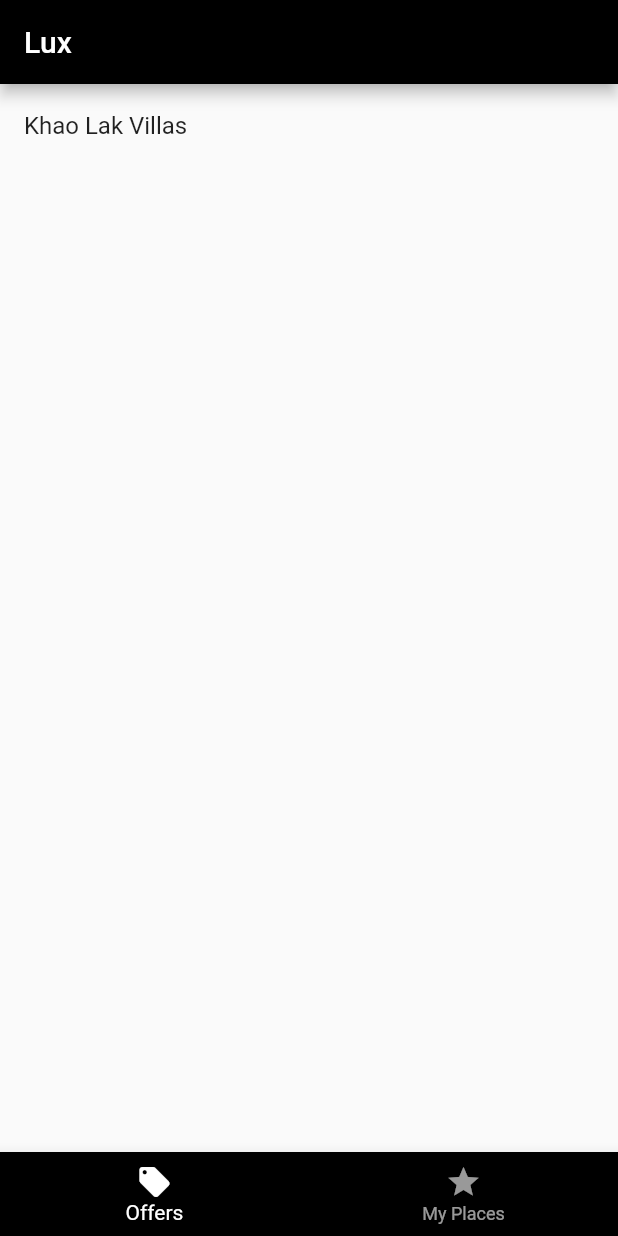
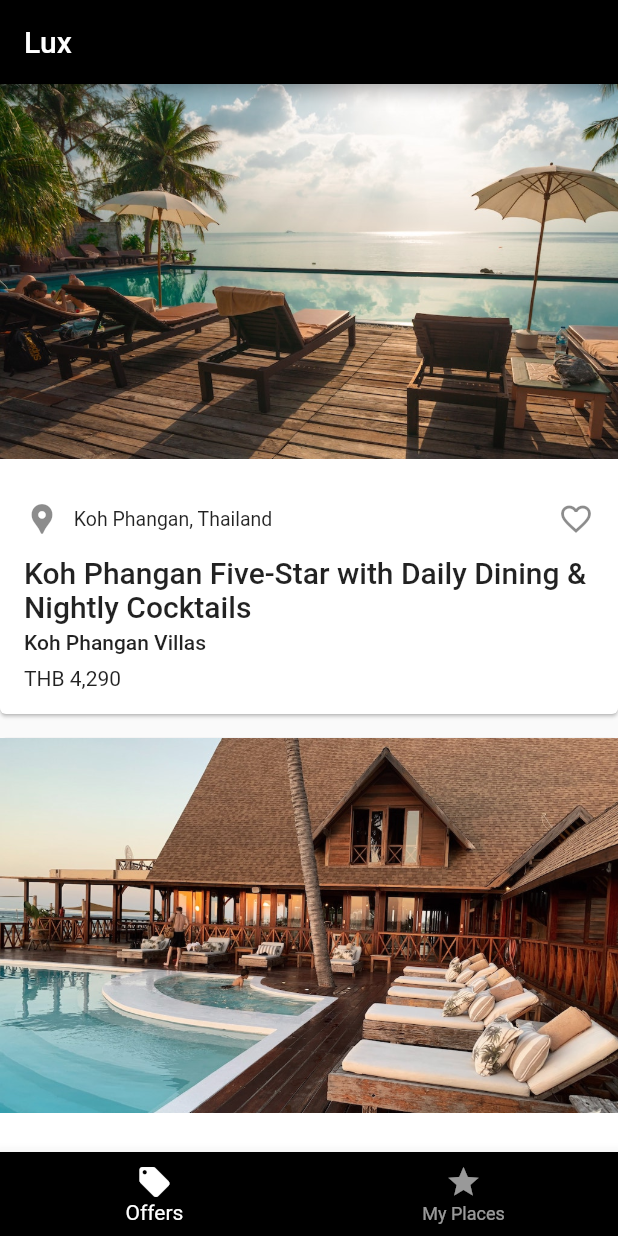
Before and after one commit to dewparin/lux_travel_poc, a Flutter app: the screen it shows after launch, on a phone screen of 412 x 824 dp. Run offline on Flutter 3.47's test engine with Material 2 defaults, Android fonts, the phone set to English and light mode, and no system bars.

Commit message:
Build offer item.

```diff
--- a/lib/model/offer_model.dart
+++ b/lib/model/offer_model.dart
@@ -6,10 +6,24 @@ import 'package:lux_travel_poc/model/offer.dart';
 final List<Offer> _mockOffers = [
   Offer(
     imageUri: 'assets/images/alexander-kaunas-unsplash.jpg',
-    location: 'Khao Lak, Thailand',
-    title: 'Khao Lak Five-Star with Daily Dining & Nightly Cocktails',
-    accommodationName: 'Khao Lak Villas',
+    location: 'Koh Phangan, Thailand',
+    title: 'Koh Phangan Five-Star with Daily Dining & Nightly Cocktails',
+    accommodationName: 'Koh Phangan Villas',
     priceDetail: 'THB 4,290',
+  ),
+  Offer(
+    imageUri: 'assets/images/edvin-johansson-unsplash.jpg',
+    location: 'Tropical Paradise',
+    title: 'Five-Star with Daily Dining & Nightly Cocktails',
+    accommodationName: 'Paradise Island',
+    priceDetail: 'THB 5,290',
+  ),
+  Offer(
+    imageUri: 'assets/images/hello-lightbulb-unsplash.jpg',
+    location: 'Oia, Greece',
+    title: 'Five-Star with Daily Dining & Nightly Cocktails',
+    accommodationName: 'Oia Villas',
+    priceDetail: 'THB 7,290',
   ),
 ];
 
--- /dev/null
+++ b/lib/presentation/constant.dart
@@ -0,0 +1,3 @@
+const smallPadding = 4.0;
+const mediumPadding = 8.0;
+const defaultPadding = 16.0;
--- a/lib/presentation/offer_list.dart
+++ b/lib/presentation/offer_list.dart
@@ -1,5 +1,7 @@
 import 'package:flutter/material.dart';
+import 'package:lux_travel_poc/model/offer.dart';
 import 'package:lux_travel_poc/model/offer_model.dart';
+import 'package:lux_travel_poc/presentation/constant.dart';
 import 'package:provider/provider.dart';
 
 class OfferList extends StatefulWidget {
@@ -35,12 +37,67 @@ class _State extends State<OfferList> {
     final offers = model.allOffers;
     return ListView.builder(
       itemCount: offers.length,
-      itemBuilder: (context, index) {
-        final offer = offers[index];
-        return ListTile(
-          title: Text(offer.accommodationName),
-        );
-      },
+      itemBuilder: (context, index) => _buildOfferItem(offers[index]),
     );
   }
+
+  Widget _buildOfferItem(Offer offer) {
+    return Card(
+      margin: EdgeInsets.only(bottom: defaultPadding),
+      child: Column(
+        children: [
+          SizedBox(
+              height: 250,
+              width: double.infinity,
+              child: Image(
+                image: AssetImage(offer.imageUri),
+                fit: BoxFit.cover,
+              )),
+          Container(
+            padding: EdgeInsets.all(defaultPadding),
+            child: _buildItemDetail(context, offer),
+          ),
+        ],
+      ),
+    );
+  }
+
+  Column _buildItemDetail(BuildContext context, Offer offer) => Column(
+        crossAxisAlignment: CrossAxisAlignment.start,
+        children: [
+          _buildItemListTile(offer),
+          Text(
+            offer.title,
+            maxLines: 2,
+            overflow: TextOverflow.ellipsis,
+            style: Theme.of(context).textTheme.headline6,
+          ),
+          SizedBox(
+            height: smallPadding,
+          ),
+          Text(
+            offer.accommodationName,
+            style: Theme.of(context).textTheme.bodyText1,
+          ),
+          SizedBox(
+            height: mediumPadding,
+          ),
+          Text(
+            offer.priceDetail,
+            style: Theme.of(context).textTheme.bodyText2,
+          ),
+        ],
+      );
+
+  ListTile _buildItemListTile(Offer offer) => ListTile(
+        dense: true,
+        contentPadding: EdgeInsets.zero,
+        leading: Icon(Icons.location_pin),
+        // title: Text(offer.location),
+        title: Align(
+          child: new Text(offer.location),
+          alignment: Alignment(-1.3, 0),
+        ),
+        trailing: Icon(Icons.favorite_outline),
+      );
 }
```
